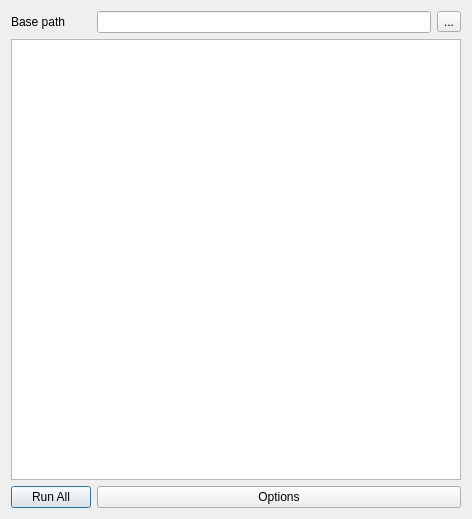
The window that safe_qgis/batch_runner_base.ui (feyeandal/inasafe) describes before a commit, drawn with Qt 5.
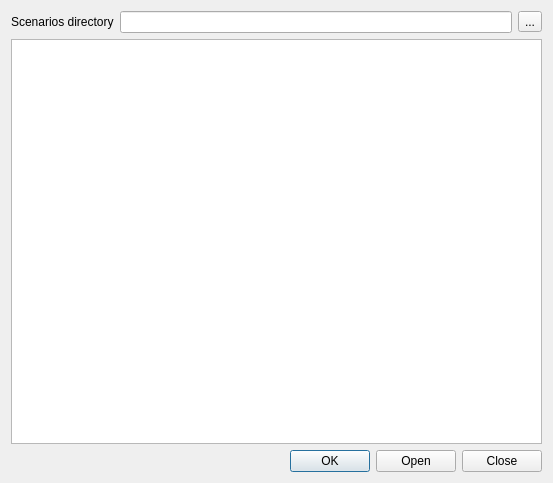
The same window after the commit.

The edit to the form file:
```diff
--- a/safe_qgis/batch_runner_base.ui
+++ b/safe_qgis/batch_runner_base.ui
@@ -6,8 +6,8 @@
    <rect>
     <x>0</x>
     <y>0</y>
-    <width>468</width>
-    <height>519</height>
+    <width>553</width>
+    <height>483</height>
    </rect>
   </property>
   <property name="windowTitle">
@@ -15,6 +15,8 @@
   </property>
   <layout class="QGridLayout" name="gridLayout">
    <item row="0" column="0">
+    <layout class="QHBoxLayout" name="horizontalLayout_2">
+     <item>
     <widget class="QLabel" name="label">
      <property name="sizePolicy">
       <sizepolicy hsizetype="Preferred" vsizetype="Minimum">
@@ -23,11 +25,11 @@
       </sizepolicy>
      </property>
      <property name="text">
-      <string>Base path</string>
+        <string>Scenarios directory</string>
      </property>
     </widget>
    </item>
-   <item row="0" column="1">
+     <item>
     <widget class="QLineEdit" name="leSourcePath">
      <property name="sizePolicy">
       <sizepolicy hsizetype="Expanding" vsizetype="Minimum">
@@ -37,14 +39,16 @@
      </property>
     </widget>
    </item>
-   <item row="0" column="2">
+     <item>
     <widget class="QToolButton" name="tbBrowse">
      <property name="text">
       <string>...</string>
      </property>
     </widget>
    </item>
-   <item row="1" column="0" colspan="3">
+    </layout>
+   </item>
+   <item row="1" column="0">
     <widget class="QListView" name="lvTask">
      <property name="minimumSize">
       <size>
@@ -55,22 +59,9 @@
     </widget>
    </item>
    <item row="2" column="0">
-    <widget class="QPushButton" name="pbnRunAll">
-     <property name="text">
-      <string>Run All</string>
-     </property>
-    </widget>
-   </item>
-   <item row="2" column="1" colspan="2">
-    <widget class="QPushButton" name="pbnOption">
-     <property name="text">
-      <string>Options</string>
-     </property>
-     <property name="checkable">
-      <bool>false</bool>
-     </property>
-     <property name="checked">
-      <bool>false</bool>
+    <widget class="QDialogButtonBox" name="buttonBox">
+     <property name="standardButtons">
+      <set>QDialogButtonBox::Close|QDialogButtonBox::Ok|QDialogButtonBox::Open</set>
      </property>
     </widget>
    </item>
```
Lines whose indentation alone changed are shown as unchanged.
